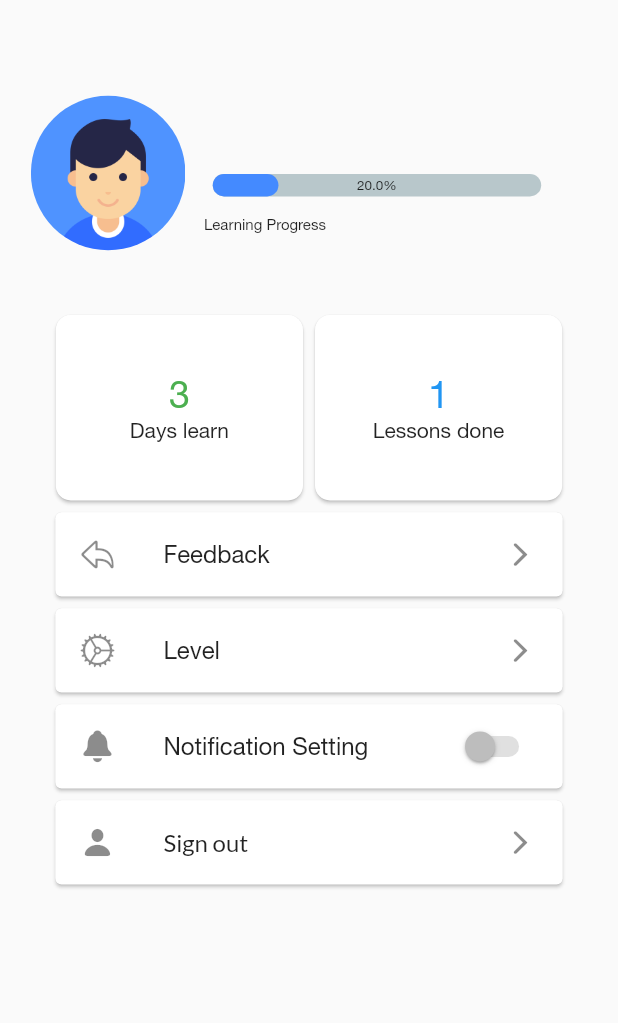
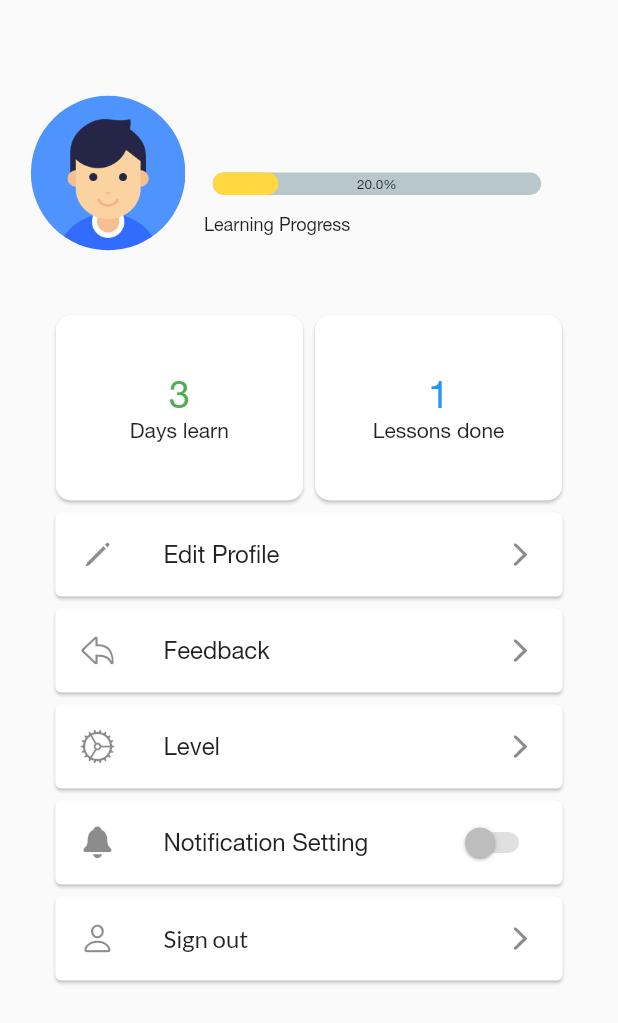
Before and after one commit to nguynduyanh169/vietnamese_learning, a Flutter app: the ProfileScreen screen opened directly, on a phone screen of 412 x 824 dp. Shown: the top 1023 px of the screen. Run offline on Flutter 3.47's test engine with Material 2 defaults, Android fonts, the phone set to English and light mode, and no system bars; drawn by our look-alikes of percent_indicator; our stand-ins replace avatar_glow, bloc, cool_alert, dio, flip_card, flutter_bloc and 7 more; missing offline and left inert: flutter_colored_progress_indicators, highlight_text; accounts and stored records are empty; network calls fail; project files that could hold a hidden picture were left out.

Commit message:
edit quiz

```diff
--- a/lib/src/resources/home_page.dart
+++ b/lib/src/resources/home_page.dart
@@ -1,6 +1,7 @@
 import 'package:flutter/cupertino.dart';
 import 'package:flutter/foundation.dart';
 import 'package:flutter/material.dart';
+import 'package:flutter/services.dart';
 import 'package:vietnamese_learning/src/resources/home_screen.dart';
 import 'package:persistent_bottom_nav_bar/persistent-tab-view.dart';
 import 'package:vietnamese_learning/src/resources/game_screen.dart';
@@ -31,7 +32,7 @@ class _HomePageState extends State<HomePage> {
     return [
       PersistentBottomNavBarItem(
         icon: Icon(CupertinoIcons.book),
-        title: ("Lesson"),
+        title: ("Lessons"),
         activeColor: CupertinoColors.activeBlue,
         inactiveColor: CupertinoColors.systemGrey,
       ),
@@ -52,6 +53,7 @@ class _HomePageState extends State<HomePage> {
 
   @override
   Widget build(BuildContext context) {
+    SystemChrome.setEnabledSystemUIOverlays ([]);
     return PersistentTabView(
       controller: _controller,
       screens: _buildScreens(),
--- a/lib/src/resources/profile_screen.dart
+++ b/lib/src/resources/profile_screen.dart
@@ -89,7 +89,7 @@ class _ProfileScreenState extends State<ProfileScreen> {
                                     style: TextStyle(fontSize: 9, fontFamily: 'Helvetica'),
                                   ),
                                   linearStrokeCap: LinearStrokeCap.roundAll,
-                                  progressColor: Colors.blueAccent,
+                                  progressColor: Colors.amberAccent,
                                 ),
                               ),
                               SizedBox(
@@ -98,7 +98,7 @@ class _ProfileScreenState extends State<ProfileScreen> {
                               Container(
                                 child: Text(
                                   "Learning Progress",
-                                  style: TextStyle(fontSize: 10, fontFamily: 'Helvetica'),
+                                  style: TextStyle(fontSize: 12, fontFamily: 'Helvetica'),
                                 ),
                                 padding: EdgeInsets.only(
                                     left: SizeConfig.blockSizeHorizontal * 1),
@@ -174,6 +174,15 @@ class _ProfileScreenState extends State<ProfileScreen> {
                                   children: <Widget>[
                                     Card(
                                         child: ListTile(
+                                          leading: Icon(CupertinoIcons.pencil),
+                                          title: Text("Edit Profile", style: TextStyle(fontFamily: 'Helvetica'),),
+                                          trailing: Icon(CupertinoIcons.forward),
+                                          onTap: (){
+
+                                          },
+                                        )),
+                                    Card(
+                                        child: ListTile(
                                       leading: Icon(CupertinoIcons.reply),
                                       title: Text("Feedback", style: TextStyle(fontFamily: 'Helvetica'),),
                                       trailing: Icon(CupertinoIcons.forward),
@@ -195,7 +204,7 @@ class _ProfileScreenState extends State<ProfileScreen> {
                                       child: InkWell(
                                         onTap: logout,
                                         child: ListTile(
-                                          leading: Icon(CupertinoIcons.person_solid),
+                                          leading: Icon(CupertinoIcons.person),
                                           title: Text("Sign out"),
                                           trailing:
                                           Icon(CupertinoIcons.forward),
--- a/lib/src/resources/signup_screen.dart
+++ b/lib/src/resources/signup_screen.dart
@@ -1,3 +1,4 @@
+import 'package:flutter/cupertino.dart';
 import 'package:flutter/material.dart';
 import 'package:flutter_bloc/flutter_bloc.dart';
 import 'package:google_fonts/google_fonts.dart';
@@ -104,7 +105,7 @@ class _SignUpState extends State<SignUpScreen> {
                   border: OutlineInputBorder(
                       borderRadius: BorderRadius.circular(20.0)),
                   labelText: 'Username',
-                  prefixIcon: Icon(Icons.person),
+                  prefixIcon: Icon(CupertinoIcons.person),
                 ),
               ),
             ),
@@ -120,7 +121,7 @@ class _SignUpState extends State<SignUpScreen> {
                   border: OutlineInputBorder(
                       borderRadius: BorderRadius.circular(20.0)),
                   labelText: 'Email',
-                  prefixIcon: Icon(Icons.mail),
+                  prefixIcon: Icon(CupertinoIcons.mail),
                 ),
               ),
             ),
--- a/lib/src/widgets/quiz.dart
+++ b/lib/src/widgets/quiz.dart
@@ -54,7 +54,7 @@ class Quiz extends StatelessWidget {
             ),
           ),
           SizedBox(height: SizeConfig.blockSizeVertical * 2,),
-          Text('$type', style: GoogleFonts.dmSans(fontSize: 25, fontWeight: FontWeight.bold), textAlign: TextAlign.center,),
+          Text('$type', style: TextStyle(fontSize: 25, fontFamily: 'Helvetica', fontWeight: FontWeight.bold), textAlign: TextAlign.center,),
           QuizQuestion(
             questions[questionIndex]['questionText'],
           ),
--- a/lib/src/widgets/quiz_answer.dart
+++ b/lib/src/widgets/quiz_answer.dart
@@ -62,7 +62,7 @@ class QuizAnswer extends StatelessWidget {
               alignment: Alignment.center,
               child: Text(
                 answerText,
-                style: GoogleFonts.dmSans(fontSize: 20),
+                style: TextStyle(fontFamily: 'Helvetica', fontSize: 20),
               ),
             ),
           ],
--- a/lib/src/widgets/quiz_question.dart
+++ b/lib/src/widgets/quiz_question.dart
@@ -13,9 +13,7 @@ class QuizQuestion extends StatelessWidget {
         margin: EdgeInsets.all(10),
         child: Text(
           questionText,
-          style: GoogleFonts.dmSans(
-            fontSize: 20,
-          ),
+          style: TextStyle(fontSize: 20, fontFamily: 'Helvetica'),
           textAlign: TextAlign.center,
         ));
   }
--- a/pubspec.yaml
+++ b/pubspec.yaml
@@ -37,6 +37,7 @@ dependencies:
   bloc: any
   flutter_bloc: any
   reorderables: any
+  toast: ^0.1.5
 
 
 dev_dependencies:
```
Also changed, not shown: lib/src/resources/edit_profile.dart (added, +13 -0 lines), lib/src/resources/home_screen.dart (+5 -2 lines), lib/src/resources/login_page.dart (+2 -5 lines), lib/src/resources/vocabulary_screen.dart (+7 -7 lines), pubspec.lock, 22 other files.
